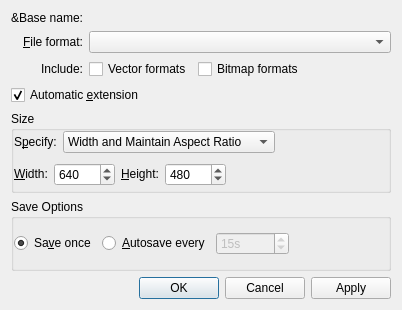
Old version of the form src/libkstapp/exportgraphicsdialog.ui in the repository Kst-plot/kst.
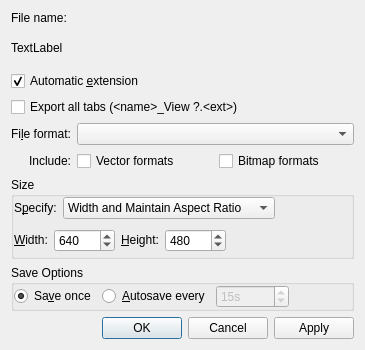
New version of the form. Custom widgets are drawn as their Qt base class.

Commit message:
Changes to export image dialog.
Now you can choose to export only the current tab.

Patch:
```diff
--- a/src/libkstapp/exportgraphicsdialog.ui
+++ b/src/libkstapp/exportgraphicsdialog.ui
@@ -6,56 +6,15 @@
    <rect>
     <x>0</x>
     <y>0</y>
-    <width>402</width>
-    <height>310</height>
+    <width>365</width>
+    <height>350</height>
    </rect>
   </property>
   <property name="windowTitle">
    <string>Export to Graphics File</string>
   </property>
-  <layout class="QGridLayout">
-   <property name="margin">
-    <number>11</number>
-   </property>
-   <property name="spacing">
-    <number>6</number>
-   </property>
-   <item row="0" column="0">
-    <widget class="QLabel" name="_saveLocationLabel">
-     <property name="sizePolicy">
-      <sizepolicy hsizetype="Fixed" vsizetype="Fixed">
-       <horstretch>0</horstretch>
-       <verstretch>0</verstretch>
-      </sizepolicy>
-     </property>
-     <property name="text">
-      <string>&amp;Base name:</string>
-     </property>
-     <property name="wordWrap">
-      <bool>false</bool>
-     </property>
-    </widget>
-   </item>
-   <item row="0" column="1" colspan="4">
-    <widget class="Kst::FileRequester" name="_saveLocation" native="true"/>
-   </item>
-   <item row="1" column="0">
-    <widget class="QLabel" name="textLabel1">
-     <property name="text">
-      <string>&amp;File format:</string>
-     </property>
-     <property name="alignment">
-      <set>Qt::AlignRight|Qt::AlignTrailing|Qt::AlignVCenter</set>
-     </property>
-     <property name="wordWrap">
-      <bool>false</bool>
-     </property>
-     <property name="buddy">
-      <cstring>_comboBoxFormats</cstring>
-     </property>
-    </widget>
-   </item>
-   <item row="1" column="1" colspan="4">
+  <layout class="QGridLayout" name="gridLayout">
+   <item row="4" column="1" colspan="2">
     <widget class="Kst::ComboBox" name="_comboBoxFormats">
      <property name="sizePolicy">
       <sizepolicy hsizetype="Minimum" vsizetype="Fixed">
@@ -65,13 +24,25 @@
      </property>
     </widget>
    </item>
-   <item row="4" column="0" colspan="5">
+   <item row="0" column="1" colspan="2">
+    <widget class="Kst::FileRequester" name="_saveLocation" native="true"/>
+   </item>
+   <item row="6" column="0" colspan="3">
     <widget class="QGroupBox" name="groupBox1">
      <property name="title">
       <string>Size</string>
      </property>
      <layout class="QGridLayout">
-      <property name="margin">
+      <property name="leftMargin">
+       <number>0</number>
+      </property>
+      <property name="topMargin">
+       <number>0</number>
+      </property>
+      <property name="rightMargin">
+       <number>0</number>
+      </property>
+      <property name="bottomMargin">
        <number>0</number>
       </property>
       <property name="spacing">
@@ -248,7 +219,34 @@
      </layout>
     </widget>
    </item>
-   <item row="6" column="0" colspan="5">
+   <item row="3" column="0" colspan="3">
+    <widget class="QCheckBox" name="_exportAll">
+     <property name="text">
+      <string>Export all tabs (&lt;name&gt;_View ?.&lt;ext&gt;)</string>
+     </property>
+    </widget>
+   </item>
+   <item row="5" column="0">
+    <widget class="QLabel" name="label">
+     <property name="text">
+      <string>Include:</string>
+     </property>
+     <property name="alignment">
+      <set>Qt::AlignRight|Qt::AlignTrailing|Qt::AlignVCenter</set>
+     </property>
+    </widget>
+   </item>
+   <item row="2" column="0" colspan="2">
+    <widget class="QCheckBox" name="_autoExtension">
+     <property name="text">
+      <string>Automatic &amp;extension</string>
+     </property>
+     <property name="checked">
+      <bool>true</bool>
+     </property>
+    </widget>
+   </item>
+   <item row="7" column="0" colspan="3">
     <widget class="QGroupBox" name="buttonGroup2">
      <property name="title">
       <string>Save Options</string>
@@ -257,7 +255,16 @@
       <property name="spacing">
        <number>6</number>
       </property>
-      <property name="margin">
+      <property name="leftMargin">
+       <number>0</number>
+      </property>
+      <property name="topMargin">
+       <number>0</number>
+      </property>
+      <property name="rightMargin">
+       <number>0</number>
+      </property>
+      <property name="bottomMargin">
        <number>0</number>
       </property>
       <item>
@@ -327,7 +334,53 @@
      </layout>
     </widget>
    </item>
-   <item row="8" column="0" colspan="5">
+   <item row="0" column="0">
+    <widget class="QLabel" name="_saveLocationLabel">
+     <property name="sizePolicy">
+      <sizepolicy hsizetype="Fixed" vsizetype="Fixed">
+       <horstretch>0</horstretch>
+       <verstretch>0</verstretch>
+      </sizepolicy>
+     </property>
+     <property name="text">
+      <string>File name:</string>
+     </property>
+     <property name="wordWrap">
+      <bool>false</bool>
+     </property>
+    </widget>
+   </item>
+   <item row="4" column="0">
+    <widget class="QLabel" name="textLabel1">
+     <property name="text">
+      <string>Fi&amp;le format:</string>
+     </property>
+     <property name="alignment">
+      <set>Qt::AlignRight|Qt::AlignTrailing|Qt::AlignVCenter</set>
+     </property>
+     <property name="wordWrap">
+      <bool>false</bool>
+     </property>
+     <property name="buddy">
+      <cstring>_comboBoxFormats</cstring>
+     </property>
+    </widget>
+   </item>
+   <item row="5" column="1">
+    <widget class="QCheckBox" name="_listVectorFormats">
+     <property name="text">
+      <string>Vector formats</string>
+     </property>
+    </widget>
+   </item>
+   <item row="5" column="2">
+    <widget class="QCheckBox" name="_listBitmapFormats">
+     <property name="text">
+      <string>Bitmap formats</string>
+     </property>
+    </widget>
+   </item>
+   <item row="8" column="0" colspan="3">
     <widget class="QDialogButtonBox" name="_buttonBox">
      <property name="orientation">
       <enum>Qt::Horizontal</enum>
@@ -337,37 +390,10 @@
      </property>
     </widget>
    </item>
-   <item row="3" column="0" colspan="2">
-    <widget class="QCheckBox" name="_autoExtension">
+   <item row="1" column="0" colspan="3">
+    <widget class="QLabel" name="_filenameLabel">
      <property name="text">
-      <string>Automatic &amp;extension</string>
-     </property>
-     <property name="checked">
-      <bool>true</bool>
-     </property>
-    </widget>
-   </item>
-   <item row="2" column="0">
-    <widget class="QLabel" name="label">
-     <property name="text">
-      <string>Include:</string>
-     </property>
-     <property name="alignment">
-      <set>Qt::AlignRight|Qt::AlignTrailing|Qt::AlignVCenter</set>
-     </property>
-    </widget>
-   </item>
-   <item row="2" column="1">
-    <widget class="QCheckBox" name="_listVectorFormats">
-     <property name="text">
-      <string>Vector formats</string>
-     </property>
-    </widget>
-   </item>
-   <item row="2" column="2">
-    <widget class="QCheckBox" name="_listBitmapFormats">
-     <property name="text">
-      <string>Bitmap formats</string>
+      <string>TextLabel</string>
      </property>
     </widget>
    </item>
```
Left out of the diff: 23 changed lines with no effect on the pictures. The commit also changes 3 other files.
